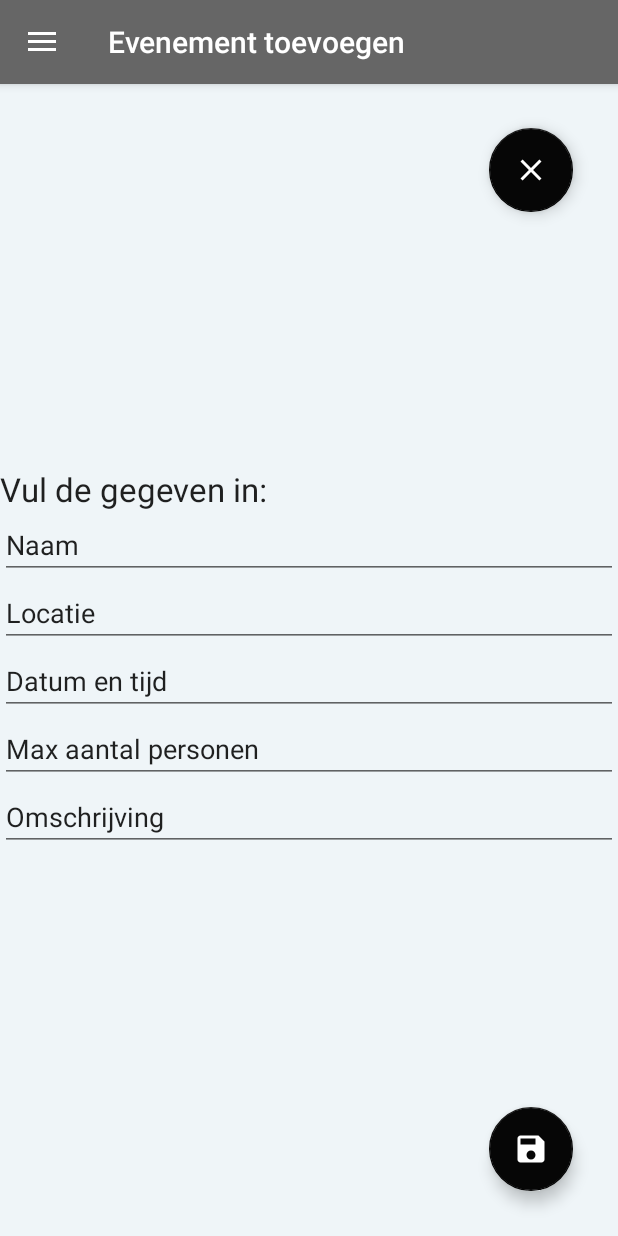
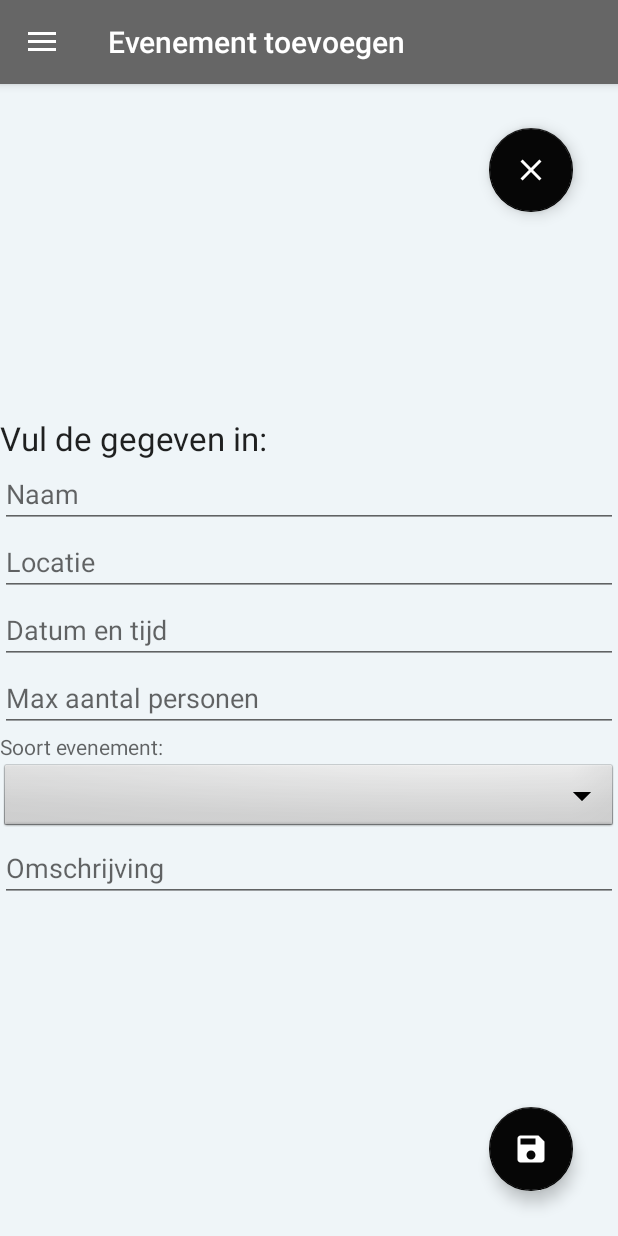
Before and after one commit to sdenboer/bp3, an Android app: the fragment EventAdd placed in its activity, on a phone screen of 412 x 824 dp. Run offline under Robolectric (Android 15) with nearby library versions, the phone set to English and light mode, and no system bars; our stand-ins replace Volley, data binding; 2 statements that could not run were skipped.

Commit message:
middag save 3 april

```diff
--- a/app/src/main/java/com/example/bp3/views/fragments/Event/Event.java
+++ b/app/src/main/java/com/example/bp3/views/fragments/Event/Event.java
@@ -21,8 +21,6 @@ import com.example.bp3.views.fragmentsHelpers.ViewFragment;
 
 public class Event extends ViewFragment {
     private RecyclerView mRecyclerView;
-    private RecyclerView.Adapter mAdapter;
-    private RecyclerView.LayoutManager mLayoutManager;
 
     @Override
     public View onCreateView(LayoutInflater inflater, ViewGroup container, Bundle savedInstanceState) {
--- a/app/src/main/res/layout/fragment_event_add.xml
+++ b/app/src/main/res/layout/fragment_event_add.xml
@@ -42,7 +42,7 @@
             android:layout_height="wrap_content"
             android:ems="10"
             android:inputType="textPersonName"
-            android:text="Naam" />
+            android:hint="Naam" />
 
         <EditText
             android:id="@+id/editTextEventLocatie"
@@ -50,7 +50,7 @@
             android:layout_height="wrap_content"
             android:ems="10"
             android:inputType="textPersonName"
-            android:text="Locatie" />
+            android:hint="Locatie" />
 
         <EditText
             android:id="@+id/editTextEventDatumtijd"
@@ -58,7 +58,7 @@
             android:layout_height="wrap_content"
             android:ems="10"
             android:inputType="textPersonName"
-            android:text="Datum en tijd" />
+            android:hint="Datum en tijd" />
 
         <EditText
             android:id="@+id/editTextEventAantalp"
@@ -66,7 +66,20 @@
             android:layout_height="wrap_content"
             android:ems="10"
             android:inputType="numberSigned"
-            android:text="Max aantal personen" />
+            android:hint="Max aantal personen" />
+
+        <TextView
+            android:id="@+id/textView2"
+            android:layout_width="match_parent"
+            android:layout_height="wrap_content"
+            android:hint="Soort evenement:" />
+
+        <Spinner
+            android:id="@+id/spinnerSoort"
+            android:layout_width="match_parent"
+            android:layout_height="wrap_content"
+            android:background="@android:drawable/btn_dropdown"
+            android:spinnerMode="dropdown"/>
 
         <EditText
             android:id="@+id/editTextEventOmschrijving"
@@ -74,7 +87,7 @@
             android:layout_height="wrap_content"
             android:ems="10"
             android:inputType="textPersonName"
-            android:text="Omschrijving" />
+            android:hint="Omschrijving" />
 
     </LinearLayout>
 
```
Also changed, not shown: app/src/main/java/com/example/bp3/service/repository/EventRepository.java (+29 -56 lines), app/src/main/java/com/example/bp3/viewmodels/AanbodEventViewModel.java (+18 -0 lines), app/src/main/java/com/example/bp3/views/fragments/Event/EventAdd.java (+55 -7 lines).
